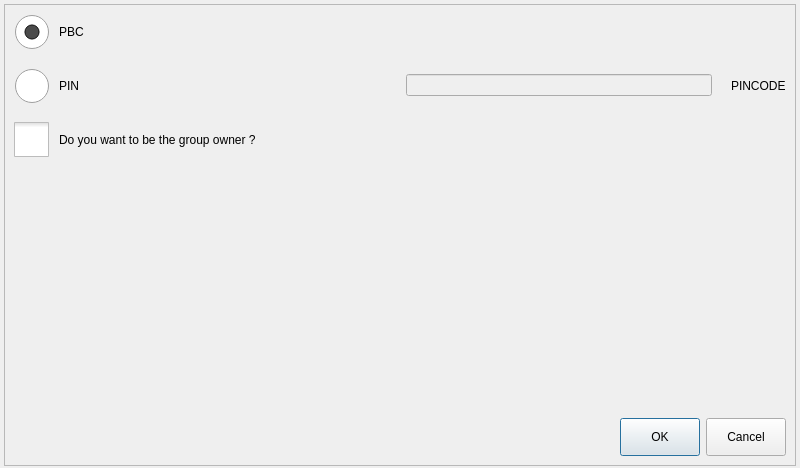
The window that ui/mainwindow.ui (TI-ECS/wifi-direct-demo) describes before a commit, drawn with Qt 5.
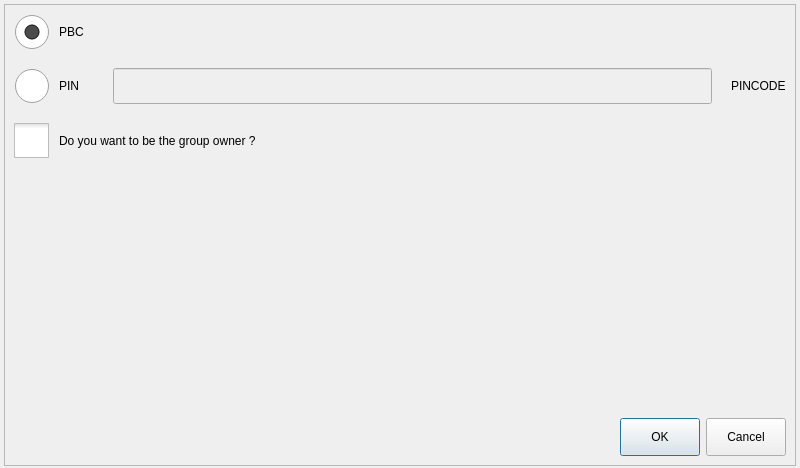
The same window after the commit. The open tabs and pages were chosen to show the change. Icons and pictures are not drawn.

Diff of the .ui file:
```diff
--- a/ui/mainwindow.ui
+++ b/ui/mainwindow.ui
@@ -14,14 +14,26 @@
    <string>Form</string>
   </property>
   <property name="styleSheet">
-   <string notr="true">QRadioButton, QCheckBox {
+   <string notr="true">QListView::item {
+    height: 36px;
+}
+
+QLineEdit {
+	height: 30px;
+}
+
+QTextEdit {
+	font: 75 24pt &quot;DejaVu LGC Sans&quot;;
+}
+
+QRadioButton, QCheckBox {
 	spacing: 10px;
 }
 QCheckBox::indicator, QRadioButton::indicator {
     width: 35px;
     height: 35px;
 }
-QLabel, QCheckBox, QRadioButton, QListView::item {
+QLabel, QCheckBox, QRadioButton {
     font: 12pt &quot;DejaVu LGC Sans Mono&quot;;
 }
 QScrollBar:vertical {
@@ -640,23 +652,10 @@
              <item>
               <widget class="QRadioButton" name="pinRadioButton">
                <property name="text">
-                <string>PIN</string>
+                <string>PIN    </string>
                </property>
               </widget>
              </item>
-             <item>
-              <spacer name="horizontalSpacer_2">
-               <property name="orientation">
-                <enum>Qt::Horizontal</enum>
-               </property>
-               <property name="sizeHint" stdset="0">
-                <size>
-                 <width>40</width>
-                 <height>20</height>
-                </size>
-               </property>
-              </spacer>
-             </item>
              <item>
               <widget class="QLineEdit" name="pinLineEdit">
                <property name="enabled">
```
